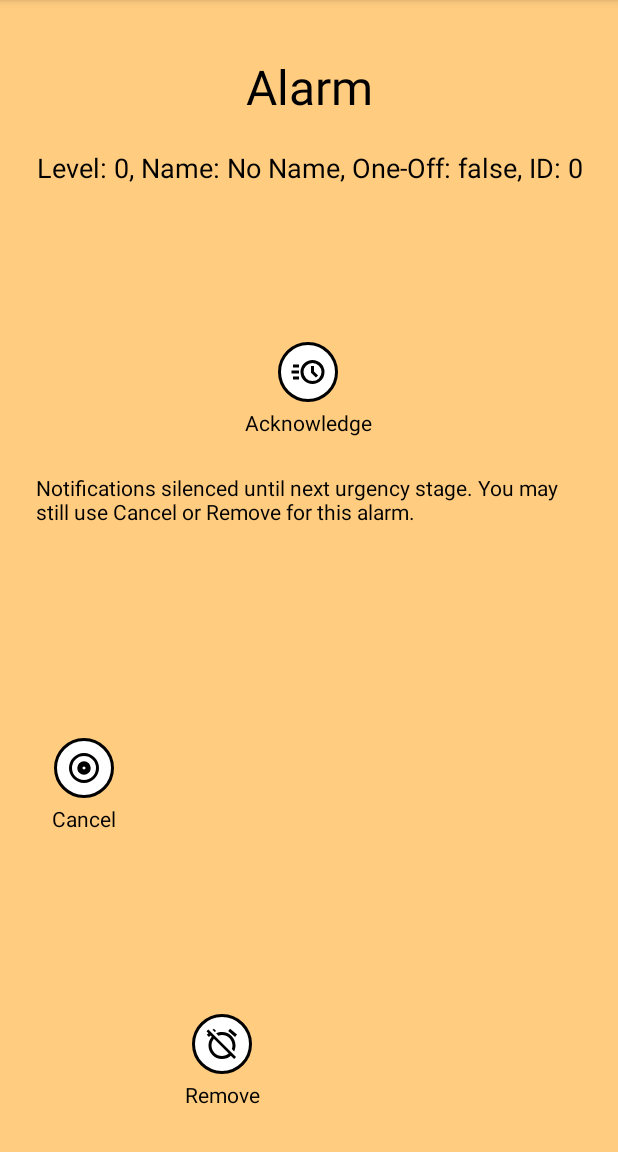
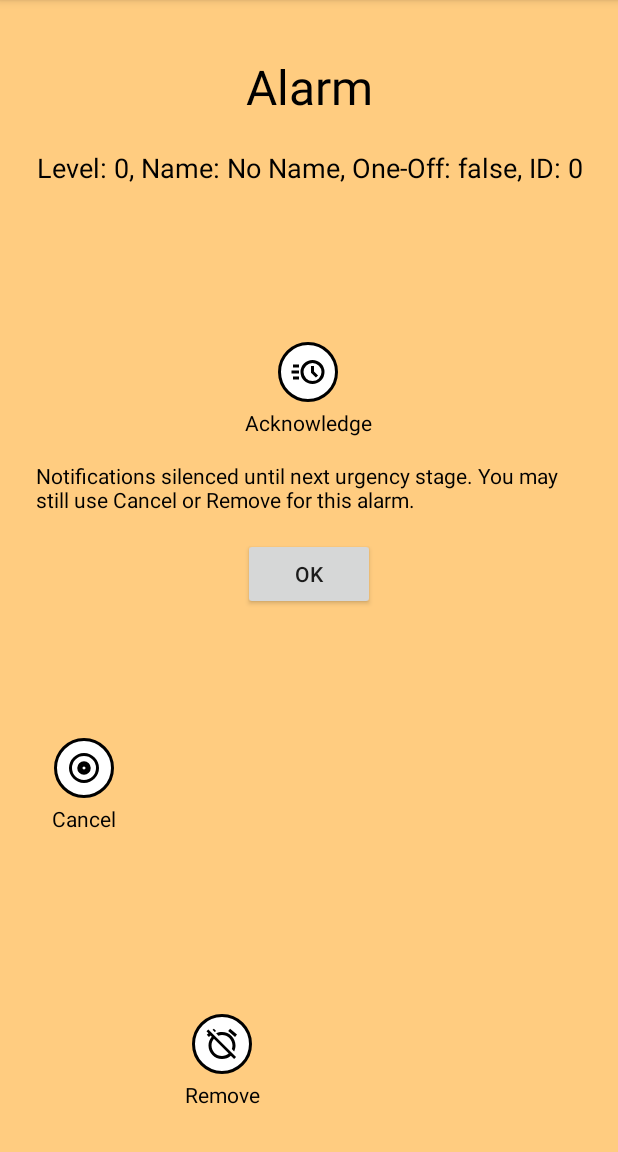
Before and after one commit to Vanderom-Cantrip/FocusAlarm, an Android app: the AlarmActivity screen opened directly, with no data from a screen before it, after a tap on "Acknowledge", on a phone screen of 412 x 824 dp, the part 84-1236 px from its top. Run offline under Robolectric (Android 15) with nearby library versions, the phone set to English and light mode, and no system bars.

Commit message:
Existing functions working.

```diff
--- a/app/src/main/java/com/cantrip/focusalarm/AlarmActivity.kt
+++ b/app/src/main/java/com/cantrip/focusalarm/AlarmActivity.kt
@@ -22,12 +22,12 @@ class AlarmActivity : AppCompatActivity() {
 
     private lateinit var mediaPlayer: MediaPlayer
     private lateinit var alarmRootLayout: ConstraintLayout
-    private lateinit var ackLabel: TextView
     private lateinit var ackConfirmationText: TextView
     private lateinit var actionButtonsLayout: View
     private lateinit var buttonUndo: Button
     private lateinit var buttonOk: Button
     private lateinit var buttonKeepFuture: Button
+    private lateinit var buttonExitFromAck: Button
     private lateinit var killButton: ImageButton
     private lateinit var extraKillButton: ImageButton
     private var isActionPerformed = false
@@ -44,26 +44,28 @@ class AlarmActivity : AppCompatActivity() {
         val alarmId = intent.getIntExtra(ALARM_ID_EXTRA, 0)
 
         findViewById<TextView>(R.id.alarmInfoTextView).text =
-            "Level: $alarmLevel, Name: $alarmName, One-Off: $isOneOff, ID: $alarmId"
+            getString(R.string.alarm_info_text, alarmLevel, alarmName, isOneOff, alarmId)
 
         alarmRootLayout = findViewById(R.id.alarm_root_layout)
-        ackLabel = findViewById(R.id.ackLabel)
         ackConfirmationText = findViewById(R.id.ackConfirmationText)
         actionButtonsLayout = findViewById(R.id.actionButtonsLayout)
         buttonUndo = findViewById(R.id.buttonUndo)
         buttonOk = findViewById(R.id.buttonOk)
         buttonKeepFuture = findViewById(R.id.buttonKeepFuture)
+        buttonExitFromAck = findViewById(R.id.buttonExitFromAck)
         killButton = findViewById(R.id.killButton)
         extraKillButton = findViewById(R.id.extraKillButton)
 
         findViewById<ImageButton>(R.id.ackButton).setOnClickListener {
             stopAlarmSounds()
             ackConfirmationText.visibility = View.VISIBLE
+            buttonExitFromAck.visibility = View.VISIBLE
         }
 
         buttonUndo.setOnClickListener { resetToAlarmScreen() }
-        buttonOk.setOnClickListener { finish() }
-        buttonKeepFuture.setOnClickListener { finish() }
+        buttonOk.setOnClickListener { finishAffinity() }
+        buttonKeepFuture.setOnClickListener { finishAffinity() }
+        buttonExitFromAck.setOnClickListener { finishAffinity() }
 
         killButton.setOnTouchListener(dragTouchListener(killButton, extraKillButton, "cancel"))
         extraKillButton.setOnTouchListener(dragTouchListener(extraKillButton, killButton, "remove"))
@@ -93,8 +95,9 @@ class AlarmActivity : AppCompatActivity() {
 
         stopAlarmSounds()
         findViewById<View>(R.id.ackButton).visibility = View.GONE
-        ackLabel.visibility = View.GONE
+        findViewById<View>(R.id.ackLabel).visibility = View.GONE
         ackConfirmationText.visibility = View.GONE
+        buttonExitFromAck.visibility = View.GONE
         killButton.visibility = View.GONE
         extraKillButton.visibility = View.GONE
         findViewById<View>(R.id.killLabel).visibility = View.GONE
@@ -111,12 +114,14 @@ class AlarmActivity : AppCompatActivity() {
     private fun resetToAlarmScreen() {
         isActionPerformed = false
         findViewById<View>(R.id.ackButton).visibility = View.VISIBLE
+        findViewById<View>(R.id.ackLabel).visibility = View.VISIBLE
+        ackConfirmationText.visibility = View.GONE
+        buttonExitFromAck.visibility = View.GONE
         killButton.visibility = View.VISIBLE
         extraKillButton.visibility = View.VISIBLE
         findViewById<View>(R.id.killLabel).visibility = View.VISIBLE
         findViewById<View>(R.id.extraKillLabel).visibility = View.VISIBLE
         actionButtonsLayout.visibility = View.GONE
-        ackConfirmationText.visibility = View.GONE
 
         alarmRootLayout.setBackgroundColor(getColor(android.R.color.holo_orange_light))
 
--- a/app/src/main/res/layout/activity_alarm.xml
+++ b/app/src/main/res/layout/activity_alarm.xml
@@ -25,11 +25,11 @@
         android:layout_width="0dp"
         android:layout_height="wrap_content"
         android:layout_marginTop="20dp"
-        android:text="Alarm Information Will Appear Here"
+        android:text="@string/alarm_info_placeholder"
         android:textSize="18sp"
         android:textColor="#000000"
         android:gravity="center"
-        app:layout_constraintTop_toBottomOf="@+id/alarmText"
+        app:layout_constraintTop_toBottomOf="@id/alarmText"
         app:layout_constraintStart_toStartOf="parent"
         app:layout_constraintEnd_toEndOf="parent" />
 
@@ -47,7 +47,7 @@
         app:layout_constraintEnd_toEndOf="parent"
         app:layout_constraintHorizontal_bias="0.498"
         app:layout_constraintStart_toStartOf="parent"
-        app:layout_constraintTop_toBottomOf="@+id/alarmInfoTextView" />
+        app:layout_constraintTop_toBottomOf="@id/alarmInfoTextView" />
 
     <TextView
         android:id="@+id/ackLabel"
@@ -57,22 +57,33 @@
         android:textSize="14sp"
         android:textColor="#000000"
         android:layout_marginTop="4dp"
-        app:layout_constraintTop_toBottomOf="@+id/ackButton"
-        app:layout_constraintStart_toStartOf="@+id/ackButton"
-        app:layout_constraintEnd_toEndOf="@+id/ackButton" />
+        app:layout_constraintTop_toBottomOf="@id/ackButton"
+        app:layout_constraintStart_toStartOf="@id/ackButton"
+        app:layout_constraintEnd_toEndOf="@id/ackButton" />
 
     <TextView
         android:id="@+id/ackConfirmationText"
         android:layout_width="wrap_content"
         android:layout_height="wrap_content"
+        android:text="@string/ack_confirmation_message"
+        android:textSize="14sp"
+        android:textColor="#000000"
         android:visibility="gone"
-        android:textColor="#000000"
-        android:textSize="14sp"
-        android:text="Notifications silenced until next urgency stage. You may still use Cancel or Remove for this alarm."
-        app:layout_constraintTop_toBottomOf="@+id/ackLabel"
+        android:layout_marginTop="16dp"
+        app:layout_constraintTop_toBottomOf="@id/ackLabel"
+        app:layout_constraintStart_toStartOf="parent"
+        app:layout_constraintEnd_toEndOf="parent" />
+
+    <Button
+        android:id="@+id/buttonExitFromAck"
+        android:layout_width="wrap_content"
+        android:layout_height="wrap_content"
+        android:text="@string/ok"
+        android:visibility="gone"
+        app:layout_constraintTop_toBottomOf="@id/ackConfirmationText"
         app:layout_constraintStart_toStartOf="parent"
         app:layout_constraintEnd_toEndOf="parent"
-        android:layout_marginTop="24dp" />
+        android:layout_marginTop="16dp"/>
 
     <ImageButton
         android:id="@+id/killButton"
@@ -98,9 +109,9 @@
         android:text="@string/cancel_alarm"
         android:textColor="#000000"
         android:textSize="14sp"
-        app:layout_constraintTop_toBottomOf="@+id/killButton"
-        app:layout_constraintStart_toStartOf="@+id/killButton"
-        app:layout_constraintEnd_toEndOf="@+id/killButton" />
+        app:layout_constraintTop_toBottomOf="@id/killButton"
+        app:layout_constraintStart_toStartOf="@id/killButton"
+        app:layout_constraintEnd_toEndOf="@id/killButton" />
 
     <ImageButton
         android:id="@+id/extraKillButton"
@@ -126,11 +137,10 @@
         android:text="@string/remove_alarm"
         android:textColor="#000000"
         android:textSize="14sp"
-        app:layout_constraintTop_toBottomOf="@+id/extraKillButton"
-        app:layout_constraintStart_toStartOf="@+id/extraKillButton"
-        app:layout_constraintEnd_toEndOf="@+id/extraKillButton" />
+        app:layout_constraintTop_toBottomOf="@id/extraKillButton"
+        app:layout_constraintStart_toStartOf="@id/extraKillButton"
+        app:layout_constraintEnd_toEndOf="@id/extraKillButton" />
 
-    <!-- Post-action Buttons -->
     <LinearLayout
         android:id="@+id/actionButtonsLayout"
         android:layout_width="wrap_content"
@@ -146,20 +156,21 @@
             android:id="@+id/buttonUndo"
             android:layout_width="wrap_content"
             android:layout_height="wrap_content"
-            android:text="Undo" />
+            android:text="@string/undo" />
 
         <Button
             android:id="@+id/buttonOk"
             android:layout_width="wrap_content"
             android:layout_height="wrap_content"
-            android:text="OK" />
+            android:text="@string/ok" />
 
         <Button
             android:id="@+id/buttonKeepFuture"
             android:layout_width="wrap_content"
             android:layout_height="wrap_content"
-            android:text="Keep Future Alarms"
+            android:text="@string/keep_future_alarms"
             android:visibility="gone" />
+
     </LinearLayout>
 
 </androidx.constraintlayout.widget.ConstraintLayout>
--- a/app/src/main/res/values/strings.xml
+++ b/app/src/main/res/values/strings.xml
@@ -6,4 +6,12 @@
     <string name="cancel_alarm">Cancel</string>
     <string name="remove_alarm">Remove</string>
     <string name="alarm_title">Alarm</string>
+    <string name="alarm_info_placeholder">Alarm Information Will Appear Here</string>
+    <string name="ack_confirmation_message">Notifications silenced until next urgency stage. You may still use Cancel or Remove for this alarm.</string>
+    <string name="undo">Undo</string>
+    <string name="ok">OK</string>
+    <string name="keep_future_alarms">Keep Future Alarms</string>
+    <string name="alarm_info_text">Level: %1$d, Name: %2$s, One-Off: %3$s, ID: %4$d</string>
+
+
 </resources>
```
